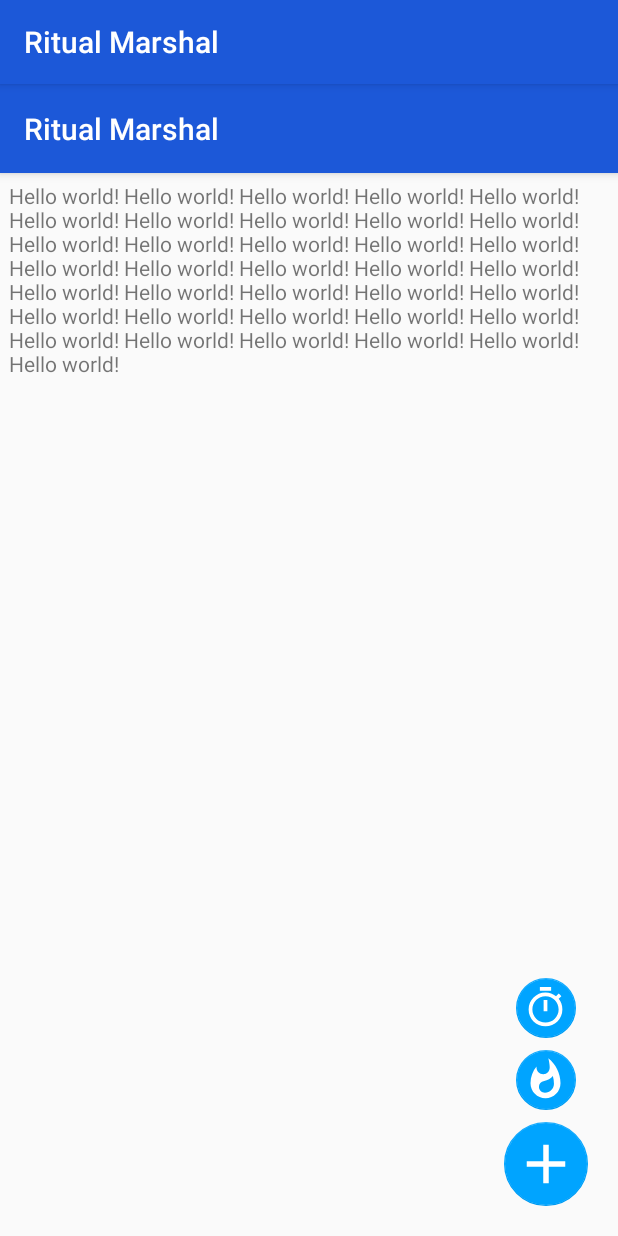
After one commit to raddue/AllianceRitualMarshal, an Android app: the TimerActivity screen opened directly, with no data from a screen before it, on a phone screen of 412 x 824 dp. The commit adds this screen. Run offline under Robolectric (Android 15) with nearby library versions, the phone set to English and light mode, and no system bars.

Commit message:
Added new TimerActivity and layout.

```diff
--- a/app/src/main/AndroidManifest.xml
+++ b/app/src/main/AndroidManifest.xml
@@ -19,6 +19,7 @@
                 <category android:name="android.intent.category.LAUNCHER" />
             </intent-filter>
         </activity>
+        <activity android:name=".TimerActivity" />
     </application>
 
 </manifest>
--- a/app/src/main/java/com/radaedalus/allianceritualmarshal/MainActivity.kt
+++ b/app/src/main/java/com/radaedalus/allianceritualmarshal/MainActivity.kt
@@ -1,16 +1,13 @@
 package com.radaedalus.allianceritualmarshal
 
 import android.os.Bundle
-import android.widget.Toolbar
+import android.view.View
+import android.widget.Toast
 import androidx.appcompat.app.AppCompatActivity
 import com.google.android.material.floatingactionbutton.FloatingActionButton
 import kotlinx.android.synthetic.main.activity_main.*
 
 class MainActivity : AppCompatActivity() {
-
-    private lateinit var fab_main: FloatingActionButton
-    private lateinit var fab_timer: FloatingActionButton
-    private lateinit var fab_roll: FloatingActionButton
 
     override fun onCreate(savedInstanceState: Bundle?) {
         super.onCreate(savedInstanceState)
@@ -21,10 +18,28 @@ class MainActivity : AppCompatActivity() {
 
         tabs_main.setupWithViewPager(viewpager_main)
 
-        fab_main = findViewById(R.id.fab_main)
-        fab_roll = findViewById(R.id.fab_roll)
-        fab_timer = findViewById(R.id.fab_timer)
+        initFabMenu()
     }
+
+    fun initFabMenu() {
+
+        val fabMain: View = findViewById<FloatingActionButton>(R.id.fab_main)
+        fabMain.setOnClickListener {
+            Toast.makeText(applicationContext, "Add slide out feature here", Toast.LENGTH_SHORT)
+                .show()
+        }
+
+        val fabRoll: View = findViewById<FloatingActionButton>(R.id.fab_roll)
+        fabRoll.setOnClickListener {
+            Toast.makeText(applicationContext, "Add roll feature here", Toast.LENGTH_SHORT)
+                .show()
+        }
+
+        val fabTimer: View = findViewById<FloatingActionButton>(R.id.fab_timer)
+        fabTimer.setOnClickListener {
+            Toast.makeText(applicationContext, "Add timer feature here", Toast.LENGTH_SHORT)
+                .show()
+        }
 
     fun openMenu() {
 
@@ -38,27 +53,5 @@ class MainActivity : AppCompatActivity() {
 
     }
 
-    //    fun initFabMenu() {
-//        fab_timer.setAlpha(0f)
-//        fab_roll.setAlpha(0f)
-//
-//
-//        val fabMain: View = findViewById(R.id.fab_main)
-//        fabMain.setOnClickListener {
-//            Toast.makeText(applicationContext, "Add slide out feature here", Toast.LENGTH_LONG)
-//                .show()
-//        }
-//
-//        val fabRoll: View = findViewById(R.id.fab_roll)
-//        fabRoll.setOnClickListener {
-//            Toast.makeText(applicationContext, "Add roll feature here", Toast.LENGTH_LONG)
-//                .show()
-//        }
-//
-//        val fabTimer: View = findViewById(R.id.fab_timer)
-//        fabTimer.setOnClickListener {
-//            Toast.makeText(applicationContext, "Add timer feature here", Toast.LENGTH_LONG)
-//                .show()
-//        }
-//    }
+    }
 }
--- /dev/null
+++ b/app/src/main/java/com/radaedalus/allianceritualmarshal/TimerActivity.kt
@@ -0,0 +1,14 @@
+package com.radaedalus.allianceritualmarshal
+
+import android.os.Bundle
+import androidx.appcompat.app.AppCompatActivity
+
+class TimerActivity : AppCompatActivity() {
+
+    override fun onCreate(savedInstanceState: Bundle?) {
+        super.onCreate(savedInstanceState)
+        setContentView(R.layout.timer_main)
+
+    }
+
+}
--- /dev/null
+++ b/app/src/main/res/layout/timer_main.xml
@@ -0,0 +1,100 @@
+<?xml version="1.0" encoding="utf-8"?>
+<RelativeLayout xmlns:android="http://schemas.android.com/apk/res/android"
+    xmlns:app="http://schemas.android.com/apk/res-auto"
+    xmlns:tools="http://schemas.android.com/tools"
+    android:layout_width="match_parent"
+    android:layout_height="match_parent"
+    tools:context=".MainActivity">
+
+    <com.google.android.material.appbar.AppBarLayout
+        android:layout_width="match_parent"
+        android:layout_height="wrap_content"
+        android:theme="@style/AppTheme.AppBarOverlay">
+
+        <TextView
+            android:id="@+id/title"
+            android:layout_width="wrap_content"
+            android:layout_height="wrap_content"
+            android:gravity="center"
+            android:minHeight="?actionBarSize"
+            android:padding="@dimen/appbar_padding"
+            android:text="@string/app_name"
+            android:textAppearance="@style/TextAppearance.Widget.AppCompat.Toolbar.Title" />
+
+    </com.google.android.material.appbar.AppBarLayout>
+
+    <androidx.constraintlayout.widget.ConstraintLayout
+        android:layout_width="fill_parent"
+        android:layout_height="fill_parent">
+
+        <androidx.constraintlayout.widget.Guideline
+            android:id="@+id/guideline"
+            android:layout_width="wrap_content"
+            android:layout_height="wrap_content"
+            android:orientation="horizontal"
+            app:layout_constraintGuide_begin="59dp" />
+
+        <androidx.appcompat.widget.LinearLayoutCompat
+            android:id="@+id/timer_placeholder"
+            android:layout_width="wrap_content"
+            android:layout_height="wrap_content"
+            android:orientation="vertical"
+            app:layout_constraintTop_toBottomOf="@id/guideline">
+
+            <androidx.appcompat.widget.AppCompatTextView
+                android:layout_width="wrap_content"
+                android:layout_height="wrap_content"
+                android:text="Hello world! Hello world! Hello world! Hello world! Hello world! Hello world! Hello world! Hello world! Hello world! Hello world! Hello world! Hello world! Hello world! Hello world! Hello world! Hello world! Hello world! Hello world! Hello world! Hello world! Hello world! Hello world! Hello world! Hello world! Hello world! Hello world! Hello world! Hello world! Hello world! Hello world! Hello world! Hello world! Hello world! Hello world! Hello world! Hello world! "
+                tools:ignore="HardcodedText"
+                android:padding="6dp"/>
+
+        </androidx.appcompat.widget.LinearLayoutCompat>
+
+        <androidx.appcompat.widget.LinearLayoutCompat
+            android:layout_width="wrap_content"
+            android:layout_height="wrap_content"
+            android:layout_marginEnd="16dp"
+            android:layout_marginBottom="16dp"
+            android:gravity="center_horizontal"
+            android:orientation="vertical"
+            app:layout_constraintBottom_toBottomOf="parent"
+            app:layout_constraintEnd_toEndOf="parent">
+
+            <com.google.android.material.floatingactionbutton.FloatingActionButton
+                android:id="@+id/fab_timer"
+                android:layout_width="wrap_content"
+                android:layout_height="wrap_content"
+                android:layout_margin="4dp"
+                app:fabSize="mini"
+                app:maxImageSize="30dp"
+                app:rippleColor="@color/colorPrimary"
+                app:srcCompat="@drawable/ic_timer_white_24dp"
+                app:elevation="0dp"/>
+
+            <com.google.android.material.floatingactionbutton.FloatingActionButton
+                android:id="@+id/fab_roll"
+                android:layout_width="wrap_content"
+                android:layout_height="wrap_content"
+                android:layout_margin="4dp"
+                app:fabSize="mini"
+                app:maxImageSize="30dp"
+                app:rippleColor="@color/colorPrimary"
+                app:srcCompat="@drawable/ic_whatshot_white_24dp"
+                app:elevation="0dp"/>
+
+            <com.google.android.material.floatingactionbutton.FloatingActionButton
+                android:id="@+id/fab_main"
+                android:layout_width="wrap_content"
+                android:layout_height="wrap_content"
+                android:layout_margin="4dp"
+                app:fabSize="normal"
+                app:maxImageSize="44dp"
+                app:rippleColor="@color/colorPrimary"
+                app:srcCompat="@drawable/ic_add_white_24dp"
+                app:elevation="0dp"/>
+
+        </androidx.appcompat.widget.LinearLayoutCompat>
+
+    </androidx.constraintlayout.widget.ConstraintLayout>
+
+</RelativeLayout>
```
